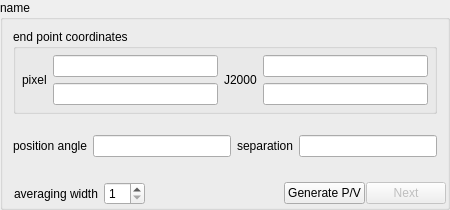
First picture: the form in code/display/region/PVLineStats.ui, repository radio-astro/casa, before the edit.
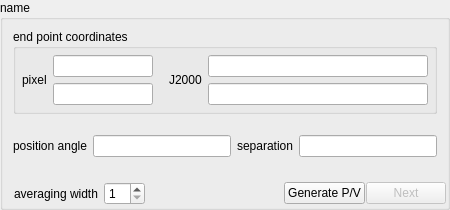
Second picture: the form after the edit.

```diff
--- a/code/display/region/PVLineStats.ui
+++ b/code/display/region/PVLineStats.ui
@@ -86,6 +86,12 @@
              <verstretch>0</verstretch>
             </sizepolicy>
            </property>
+           <property name="maximumSize">
+            <size>
+             <width>110</width>
+             <height>16777215</height>
+            </size>
+           </property>
            <property name="frameShape">
             <enum>QFrame::NoFrame</enum>
            </property>
@@ -101,6 +107,12 @@
             </property>
             <item>
              <widget class="QLineEdit" name="pixel_pt1">
+              <property name="maximumSize">
+               <size>
+                <width>100</width>
+                <height>16777215</height>
+               </size>
+              </property>
               <property name="toolTip">
                <string>pixel coordinates for first point</string>
               </property>
@@ -114,6 +126,12 @@
             </item>
             <item>
              <widget class="QLineEdit" name="pixel_pt2">
+              <property name="maximumSize">
+               <size>
+                <width>100</width>
+                <height>16777215</height>
+               </size>
+              </property>
               <property name="toolTip">
                <string>pixel coordinates for second point</string>
               </property>
```
Left out of the diff: 2 changed lines with no effect on the pictures.
